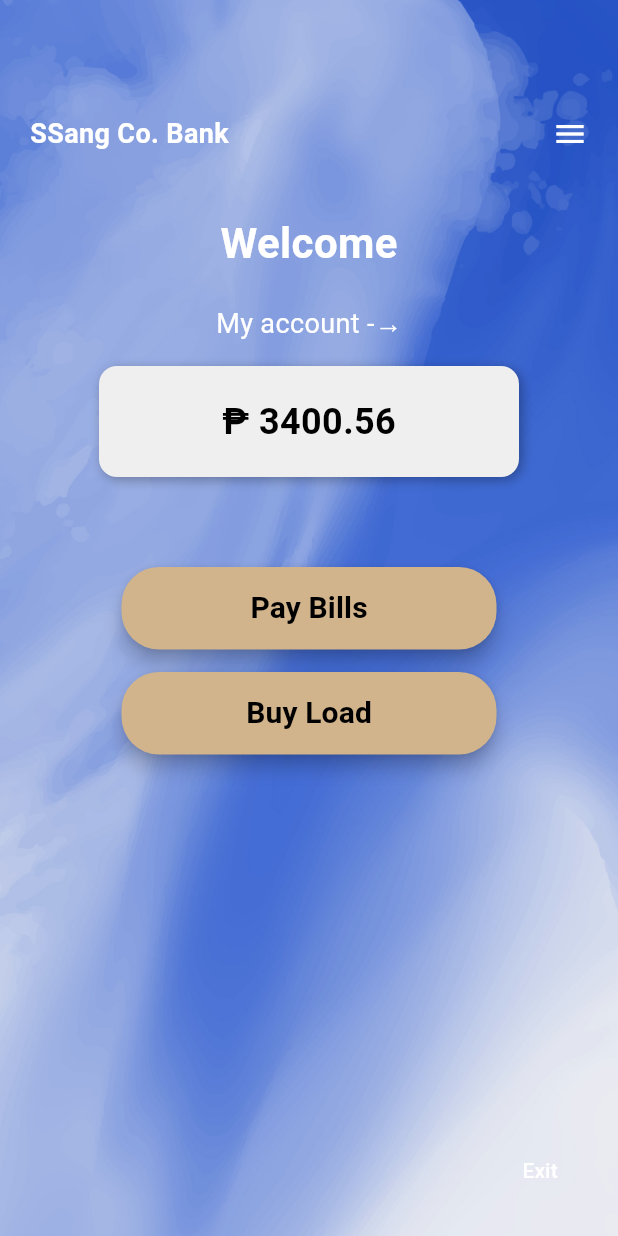
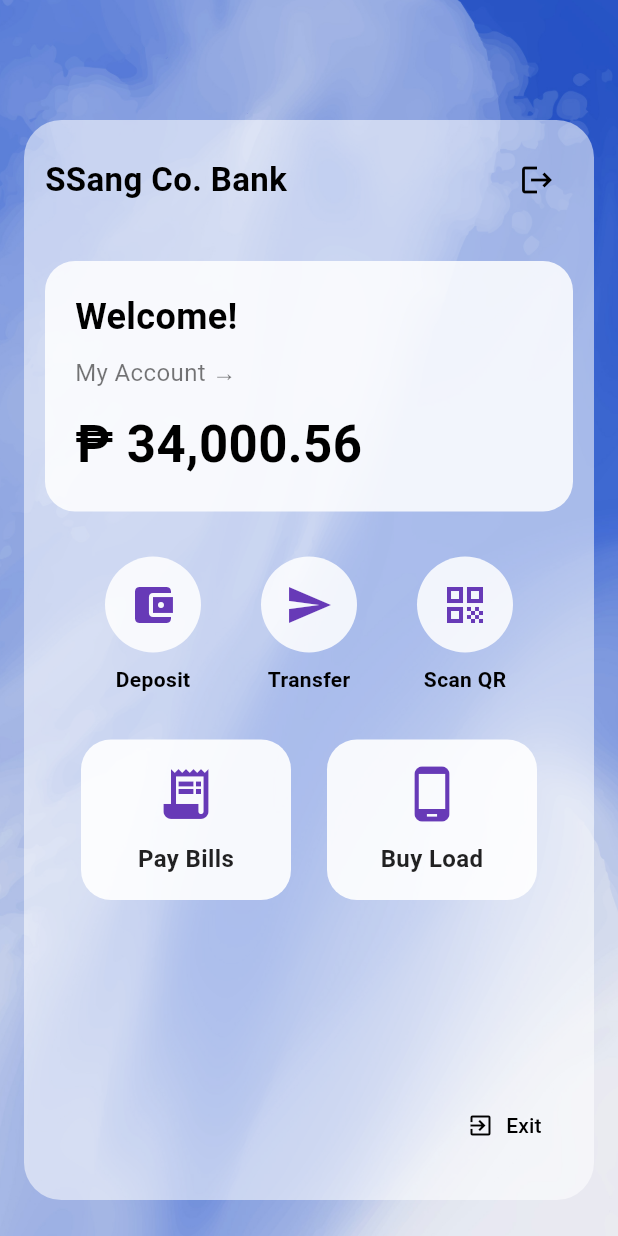
Before and after one commit to Frilit/Intermediate-Login-Registration-Authentication-Flutter, a Flutter app: the HomeScreen widget shown alone on an empty page, opened directly, on a phone screen of 412 x 824 dp. Run offline on Flutter 3.47's test engine with Material 3 defaults, Android fonts, the phone set to English and light mode, and no system bars; our stand-ins replace shared_preferences; accounts and stored records are empty; Roboto replaces fonts that are missing (Poppins).

```diff
--- a/lib/resuable_widgets/login-registration.dart
+++ b/lib/resuable_widgets/login-registration.dart
@@ -1,7 +1,7 @@
 import 'package:flutter/material.dart';
 
 class loginRegistration extends StatelessWidget {
-  final Widget child; // the foreground widget (your signup/login form)
+  final Widget child; // the foreground widget (signup/login form)
   const loginRegistration({super.key, required this.child});
 
   @override
--- a/lib/screens/home_screen.dart
+++ b/lib/screens/home_screen.dart
@@ -1,5 +1,5 @@
 import 'package:flutter/material.dart';
-import 'package:login_registration_app/resuable_widgets/background.dart';
+import 'package:login_registration_app/resuable_widgets/background.dart'; // import your reusable layout
 
 class HomeScreen extends StatelessWidget {
   const HomeScreen({super.key});
@@ -7,150 +7,126 @@ class HomeScreen extends StatelessWidget {
   @override
   Widget build(BuildContext context) {
     return BackgroundLayout(
-      child: Padding(
-        padding: const EdgeInsets.all(20),
+      child: Stack(
+        children: [
+          Align(
+            alignment: Alignment.center,
+            child: Container(
+              margin: const EdgeInsets.symmetric(horizontal: 16, vertical: 24),
+              decoration: BoxDecoration(
+                color: Colors.white.withOpacity(0.55),
+                borderRadius: BorderRadius.circular(25),
+              ),
+              width: double.infinity,
+              height: double.infinity,
+            ),
+          ),
+
+          // --- Page Content ---
+          Padding(
+            padding: const EdgeInsets.symmetric(horizontal: 30, vertical: 40),
             child: Column(
+              crossAxisAlignment: CrossAxisAlignment.start,
               children: [
-            // Top bar: Bank name + menu icon
+                // Header (title + exit)
                 Row(
                   mainAxisAlignment: MainAxisAlignment.spaceBetween,
-              children: const [
-                Text(
+                  children: [
+                    const Text(
                       "SSang Co. Bank",
                       style: TextStyle(
-                    color: Colors.white,
-                    fontFamily: 'Poppins',
-                    fontSize: 18,
+                        color: Colors.black,
+                        fontSize: 22,
                         fontWeight: FontWeight.bold,
                       ),
                     ),
-                Icon(Icons.menu, color: Colors.white),
-              ],
-            ),
-
-            const SizedBox(height: 40),
-
-            // “Welcome” text
-            const Text(
-              "Welcome",
-              style: TextStyle(
-                fontFamily: 'Poppins',
-                fontSize: 28,
-                color: Colors.white,
-                fontWeight: FontWeight.w600,
-              ),
-            ),
-
-            const SizedBox(height: 20),
-
-            // “My account →” label
-            const Text(
-              "My account -→",
-              style: TextStyle(
-                fontFamily: 'Poppins',
-                fontSize: 18,
-                color: Colors.white,
-              ),
-            ),
-
-            const SizedBox(height: 15),
-
-            // Balance box
-            Container(
-              width: 280,
-              padding: const EdgeInsets.symmetric(vertical: 20),
-              decoration: BoxDecoration(
-                color: const Color(0xFFEFEFEF),
-                borderRadius: BorderRadius.circular(12),
-                boxShadow: [
-                  BoxShadow(
-                    color: Colors.black.withOpacity(0.3),
-                    blurRadius: 6,
-                    offset: const Offset(2, 2),
+                    IconButton(
+                      icon: const Icon(Icons.logout, color: Colors.black),
+                      onPressed: () {
+                        Navigator.pop(context);
+                      },
                     ),
                   ],
                 ),
-              child: const Center(
-                child: Text(
-                  "₱ 3400.56",
+                const SizedBox(height: 30),
+
+                // Account info
+                Container(
+                  width: double.infinity,
+                  padding: const EdgeInsets.all(20),
+                  decoration: BoxDecoration(
+                    color: Colors.white.withOpacity(0.85),
+                    borderRadius: BorderRadius.circular(20),
+                  ),
+                  child: Column(
+                    crossAxisAlignment: CrossAxisAlignment.start,
+                    children: const [
+                      Text(
+                        "Welcome!",
                         style: TextStyle(
-                    fontFamily: 'Poppins',
                           fontSize: 24,
                           color: Colors.black,
                           fontWeight: FontWeight.bold,
                         ),
                       ),
+                      SizedBox(height: 8),
+                      Text(
+                        "My Account →",
+                        style: TextStyle(
+                          fontSize: 16,
+                          color: Colors.black54,
+                        ),
+                      ),
+                      SizedBox(height: 12),
+                      Text(
+                        "₱ 34,000.56",
+                        style: TextStyle(
+                          fontSize: 34,
+                          color: Colors.black,
+                          fontWeight: FontWeight.bold,
+                        ),
+                      ),
+                    ],
                   ),
                 ),
 
-            const SizedBox(height: 60),
+                const SizedBox(height: 30),
 
-            // Pay Bills button
-            Container(
-              width: 250,
-              height: 55,
-              margin: const EdgeInsets.only(bottom: 15),
-              child: ElevatedButton(
-                onPressed: () {},
-                style: ElevatedButton.styleFrom(
-                  backgroundColor: const Color(0xFFD1B48C),
-                  shape: RoundedRectangleBorder(
-                    borderRadius: BorderRadius.circular(25),
-                  ),
-                  elevation: 5,
-                ),
-                child: const Text(
-                  "Pay Bills",
-                  style: TextStyle(
-                    fontFamily: 'Poppins',
-                    fontSize: 20,
-                    fontWeight: FontWeight.bold,
-                    color: Colors.black,
-                  ),
-                ),
-              ),
+                // Quick actions
+                Row(
+                  mainAxisAlignment: MainAxisAlignment.spaceEvenly,
+                  children: [
+                    _buildActionButton(Icons.account_balance_wallet, "Deposit"),
+                    _buildActionButton(Icons.send, "Transfer"),
+                    _buildActionButton(Icons.qr_code, "Scan QR"),
+                  ],
                 ),
 
-            // Buy Load button
-            Container(
-              width: 250,
-              height: 55,
-              child: ElevatedButton(
-                onPressed: () {},
-                style: ElevatedButton.styleFrom(
-                  backgroundColor: const Color(0xFFD1B48C),
-                  shape: RoundedRectangleBorder(
-                    borderRadius: BorderRadius.circular(25),
-                  ),
-                  elevation: 5,
-                ),
-                child: const Text(
-                  "Buy Load",
-                  style: TextStyle(
-                    fontFamily: 'Poppins',
-                    fontSize: 20,
-                    fontWeight: FontWeight.bold,
-                    color: Colors.black,
-                  ),
-                ),
-              ),
+                const SizedBox(height: 30),
+
+                // Feature cards
+                Row(
+                  mainAxisAlignment: MainAxisAlignment.spaceEvenly,
+                  children: [
+                    _buildFeatureCard(Icons.receipt_long, "Pay Bills"),
+                    _buildFeatureCard(Icons.phone_android, "Buy Load"),
+                  ],
                 ),
 
                 const Spacer(),
 
-            // Exit button (bottom-right)
                 Align(
                   alignment: Alignment.bottomRight,
-              child: TextButton(
+                  child: Padding(
+                    padding: const EdgeInsets.only(bottom: 10, right: 5),
+                    child: TextButton.icon(
                       onPressed: () {
                         Navigator.pop(context);
                       },
-                child: const Text(
+                      icon: const Icon(Icons.exit_to_app, color: Colors.black),
+                      label: const Text(
                         "Exit",
-                  style: TextStyle(
-                    color: Colors.white,
-                    fontFamily: 'Poppins',
-                    fontSize: 14,
+                        style: TextStyle(color: Colors.black),
                       ),
                     ),
                   ),
@@ -158,6 +134,57 @@ class HomeScreen extends StatelessWidget {
               ],
             ),
           ),
+        ],
+      ),
+    );
+  }
+
+  Widget _buildActionButton(IconData icon, String label) {
+    return Column(
+      children: [
+        Container(
+          padding: const EdgeInsets.all(16),
+          decoration: BoxDecoration(
+            shape: BoxShape.circle,
+            color: Colors.white.withOpacity(0.85),
+          ),
+          child: Icon(icon, size: 32, color: Colors.deepPurple),
+        ),
+        const SizedBox(height: 8),
+        Text(
+          label,
+          style: const TextStyle(
+            color: Colors.black,
+            fontWeight: FontWeight.bold,
+          ),
+        ),
+      ],
+    );
+  }
+
+  Widget _buildFeatureCard(IconData icon, String title) {
+    return Container(
+      width: 140,
+      padding: const EdgeInsets.all(16),
+      decoration: BoxDecoration(
+        color: Colors.white.withOpacity(0.9),
+        borderRadius: BorderRadius.circular(20),
+      ),
+      child: Column(
+        children: [
+          Icon(icon, size: 40, color: Colors.deepPurple),
+          const SizedBox(height: 12),
+          Text(
+            title,
+            textAlign: TextAlign.center,
+            style: const TextStyle(
+              color: Colors.black87,
+              fontSize: 16,
+              fontWeight: FontWeight.bold,
+            ),
+          ),
+        ],
+      ),
     );
   }
 }
--- a/lib/screens/log_in.dart
+++ b/lib/screens/log_in.dart
@@ -15,9 +15,9 @@ class LogInScreen extends StatefulWidget {
 
 class _LogInScreenState extends State<LogInScreen> {
   final _formKey = GlobalKey<FormState>(); // For form validation
+  // TextEditingControllers read the text typed into the email and password field
   final TextEditingController _emailController = TextEditingController();
   final TextEditingController _passwordController = TextEditingController();
-
 
   Widget loginTitleText() {
     return const Center(
--- a/lib/screens/sign_up.dart
+++ b/lib/screens/sign_up.dart
@@ -1,6 +1,6 @@
 import 'package:flutter/material.dart';
 import 'welcome_screen.dart'; // Import to navigate back to WelcomeScreen
-import 'package:login_registration_app/resuable_widgets/login-registration.dart'; // import your reusable layout
+import 'package:login_registration_app/resuable_widgets/login-registration.dart'; // import reusable layout
 import 'log_in.dart';
 import 'package:shared_preferences/shared_preferences.dart'; // shared preference package for local storage
 
@@ -182,13 +182,13 @@ class _SignUpScreenState extends State<SignUpScreen> {
                 ],
               ),
 
-              // Use variable widgets here
+
               child: Form(
                 key: _formKey,
                 child: Column(
                   mainAxisSize: MainAxisSize.min,
                   children: [
-                    titleText,
+                      titleText,
                     const SizedBox(height: 25),
                     fullNameField(),
                     const SizedBox(height: 20),
--- a/pubspec.yaml
+++ b/pubspec.yaml
@@ -35,6 +35,7 @@ dependencies:
   # The following adds the Cupertino Icons font to your application.
   # Use with the CupertinoIcons class for iOS style icons.
   cupertino_icons: ^1.0.8
+
 
 dev_dependencies:
   flutter_test:
```
Also changed, not shown: lib/main.dart (+3 -6 lines), lib/screens/splash_screen.dart (added, +162 -0 lines), lib/screens/welcome_screen.dart (+11 -4 lines). Lines whose indentation alone changed are shown as unchanged.
